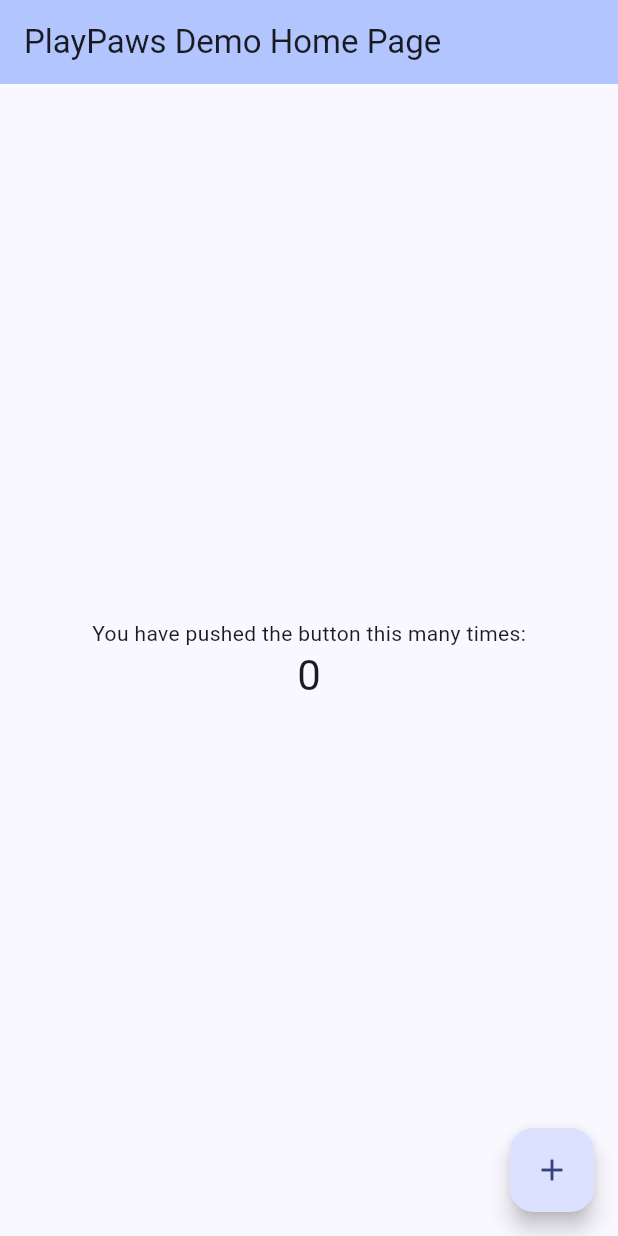
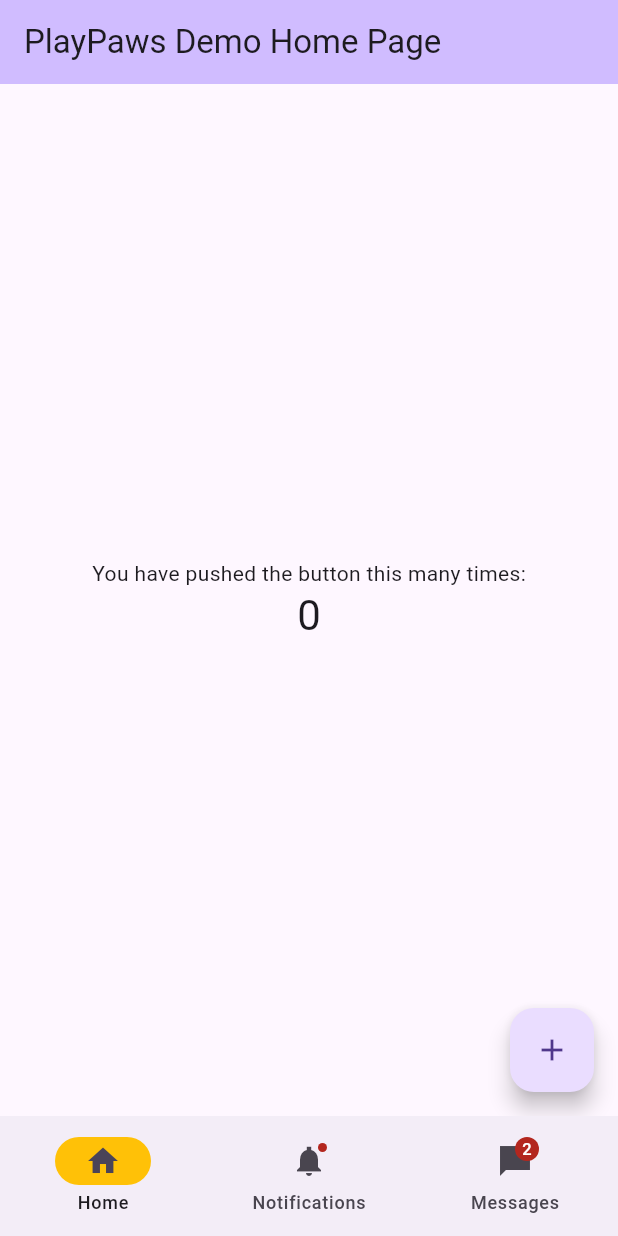
Before and after one commit to dinastyk/playpaws, a Flutter app: the screen it shows after launch, on a phone screen of 412 x 824 dp. Run offline on Flutter 3.47's test engine with Material 3 defaults, Android fonts, the phone set to English and light mode, and no system bars.

Commit message:
added tabs

```diff
--- a/flutterDemo/lib/main.dart
+++ b/flutterDemo/lib/main.dart
@@ -32,7 +32,8 @@ class MyApp extends StatelessWidget {
             seedColor: const Color.fromARGB(255, 55, 90, 180)),
         useMaterial3: true,
       ),
-      home: const MyHomePage(title: 'PlayPaws Demo Home Page'),
+      // home: const MyHomePage(title: 'PlayPaws Demo Home Page'),
+       home: const NavigationBarApp(),
     );
   }
 }
@@ -124,3 +125,175 @@ class _MyHomePageState extends State<MyHomePage> {
     );
   }
 }
+
+// class TabBarDemo extends StatelessWidget {
+//   const TabBarDemo({super.key});
+
+//   @override
+//   Widget build(BuildContext context) {
+//     return MaterialApp(
+//             theme: ThemeData(
+//         colorScheme: ColorScheme.fromSeed(
+//             seedColor: const Color.fromARGB(255, 55, 90, 180)),
+//         useMaterial3: true,
+//       ),
+//       home: DefaultTabController(
+//         length: 3,
+//         child: Scaffold(
+//           appBar: AppBar(
+//             bottom: const TabBar(
+//               tabs: [
+//                 Tab(icon: Icon(Icons.directions_car)),
+//                 Tab(icon: Icon(Icons.directions_transit)),
+//                 Tab(icon: Icon(Icons.directions_bike)),
+//               ],
+//             ),
+//             title: const Text('Tabs Demo'),
+//           ),
+//           body: const TabBarView(
+//             children: [
+//               MyHomePage(title: 'PlayPaws Demo Home Page'),
+//               Icon(Icons.directions_transit),
+//               Icon(Icons.directions_bike),
+//             ],
+//           ),
+
+//         ),
+//       ),
+//     );
+//   }
+// } //for top tabs
+
+class NavigationBarApp extends StatelessWidget {
+  const NavigationBarApp({super.key});
+
+  @override
+  Widget build(BuildContext context) {
+    return MaterialApp(theme: ThemeData(useMaterial3: true), home: const NavigationExample());
+  }
+}
+
+class NavigationExample extends StatefulWidget {
+  const NavigationExample({super.key});
+
+  @override
+  State<NavigationExample> createState() => _NavigationExampleState();
+}
+
+class _NavigationExampleState extends State<NavigationExample> {
+  int currentPageIndex = 0;
+
+  @override
+  Widget build(BuildContext context) {
+    final ThemeData theme = Theme.of(context);
+    // final ThemeData theme =  ThemeData(
+    //     colorScheme: ColorScheme.fromSeed(
+    //         seedColor: const Color.fromARGB(255, 55, 90, 180)),
+    //     useMaterial3: true,
+    //   );
+    return Scaffold(
+      bottomNavigationBar: NavigationBar(
+        onDestinationSelected: (int index) {
+          setState(() {
+            currentPageIndex = index;
+          });
+        },
+        indicatorColor: Colors.amber,
+        selectedIndex: currentPageIndex,
+        destinations: const <Widget>[
+          NavigationDestination(
+            selectedIcon: Icon(Icons.home),
+            icon: Icon(Icons.home_outlined),
+            label: 'Home',
+          ),
+          NavigationDestination(
+            icon: Badge(child: Icon(Icons.notifications_sharp)),
+            label: 'Notifications',
+          ),
+          NavigationDestination(
+            icon: Badge(label: Text('2'), child: Icon(Icons.messenger_sharp)),
+            label: 'Messages',
+          ),
+        ],
+      ),
+      body:
+          <Widget>[
+            /// Home page
+            // Card(
+            //   shadowColor: Colors.transparent,
+            //   margin: const EdgeInsets.all(8.0),
+            //   child: SizedBox.expand(
+            //     child: Center(child: Text('Home page', style: theme.textTheme.titleLarge)),
+            //   ),
+            // ),
+          MyHomePage(title: "PlayPaws Demo Home Page"),
+            /// Notifications page
+            const Padding(
+              padding: EdgeInsets.all(8.0),
+              child: Column(
+                children: <Widget>[
+                  Card(
+                    child: ListTile(
+                      leading: Icon(Icons.notifications_sharp),
+                      title: Text('Notification 1'),
+                      subtitle: Text('This is a notification'),
+                    ),
+                  ),
+                  Card(
+                    child: ListTile(
+                      leading: Icon(Icons.notifications_sharp),
+                      title: Text('Notification 2'),
+                      subtitle: Text('This is a notification'),
+                    ),
+                  ),
+                ],
+              ),
+            ),
+
+            /// Messages page
+            ListView.builder(
+              reverse: true,
+              itemCount: 2,
+              itemBuilder: (BuildContext context, int index) {
+                if (index == 0) {
+                  return Align(
+                    alignment: Alignment.centerRight,
+                    child: Container(
+                      margin: const EdgeInsets.all(8.0),
+                      padding: const EdgeInsets.all(8.0),
+                      decoration: BoxDecoration(
+                        color: theme.colorScheme.primary,
+                        borderRadius: BorderRadius.circular(8.0),
+                      ),
+                      child: Text(
+                        'Hello',
+                        style: theme.textTheme.bodyLarge!.copyWith(
+                          color: theme.colorScheme.onPrimary,
+                        ),
+                      ),
+                    ),
+                  );
+                }
+                return Align(
+                  alignment: Alignment.centerLeft,
+                  child: Container(
+                    margin: const EdgeInsets.all(8.0),
+                    padding: const EdgeInsets.all(8.0),
+                    decoration: BoxDecoration(
+                      color: theme.colorScheme.primary,
+                      borderRadius: BorderRadius.circular(8.0),
+                    ),
+                    child: Text(
+                      'Hi!',
+                      style: theme.textTheme.bodyLarge!.copyWith(
+                        color: theme.colorScheme.onPrimary,
+                      ),
+                    ),
+                  ),
+                );
+              },
+            ),
+          ][currentPageIndex],
+    );
+  }
+}
```
